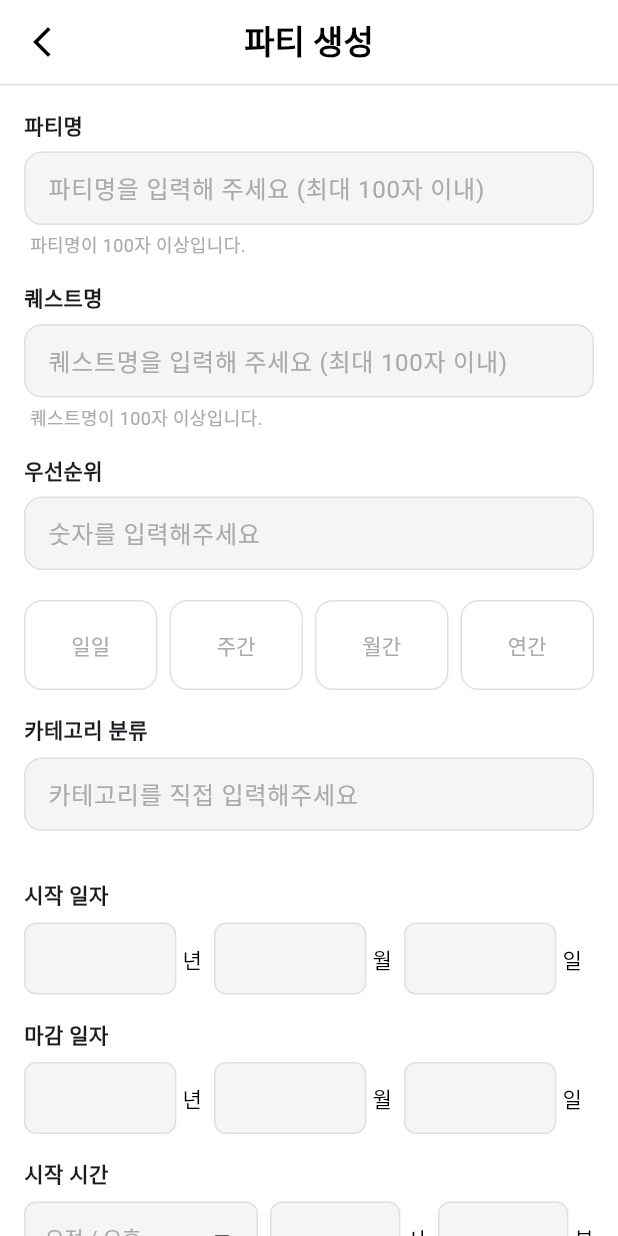
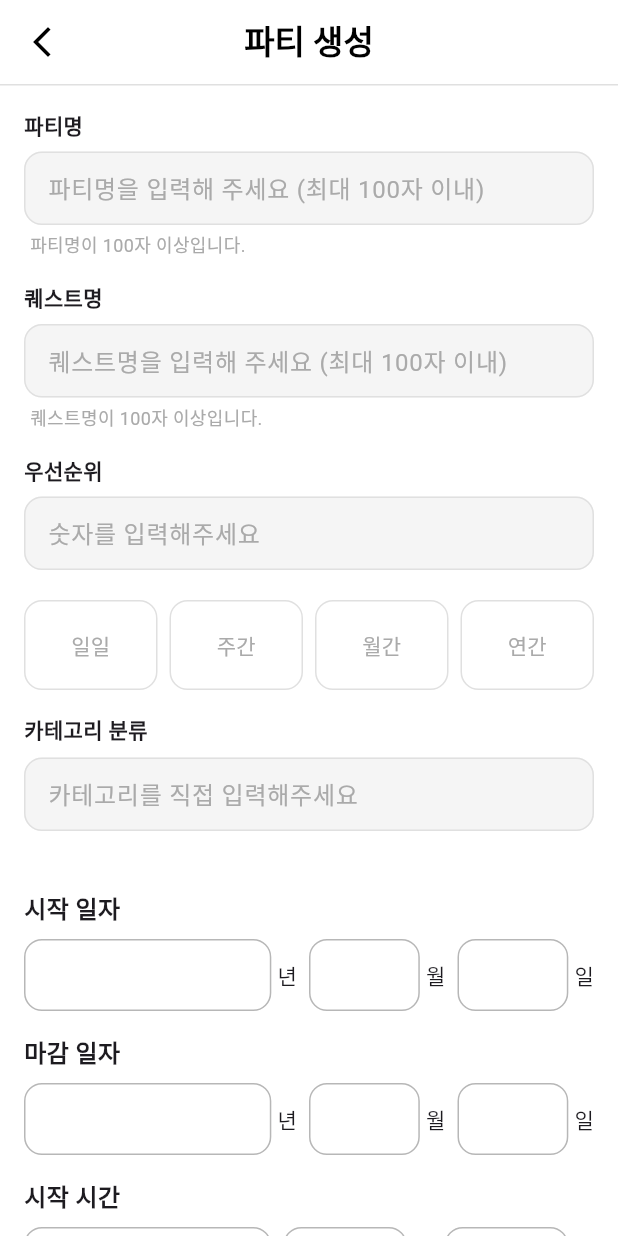
Before and after one commit to IT-Contest/it-contest-fe, a Flutter app: the PartyCreatePage screen opened directly, on a phone screen of 412 x 824 dp. Run offline on Flutter 3.47's test engine with Material 3 defaults, Android fonts, the phone set to English and light mode, and no system bars; our stand-ins replace device_info_plus, dio, flutter_secure_storage, shared_preferences; missing offline and left inert: kakao_flutter_sdk_common, kakao_flutter_sdk_user; accounts and stored records are empty.

Commit message:
feat: 친구 추가 링크 창화면 추가, 파티 생성 화면 수정

```diff
--- a/lib/features/quest/view/party_create_page.dart
+++ b/lib/features/quest/view/party_create_page.dart
@@ -1,4 +1,5 @@
 import 'package:flutter/material.dart';
+import 'package:it_contest_fe/features/onboarding/view/widgets/date_time_section.dart'; // ✅ DateTimeSection import
 
 class PartyCreatePage extends StatelessWidget {
   const PartyCreatePage({super.key});
@@ -60,23 +61,12 @@ class PartyCreatePage extends StatelessWidget {
               hint: '카테고리를 직접 입력해주세요',
               borderColor: borderColor,
             ),
-            const SizedBox(height: 16),
-            const Text('시작 일자', style: TextStyle(fontWeight: FontWeight.bold)),
-            const SizedBox(height: 8),
-            _DateRow(borderColor: borderColor),
-            const SizedBox(height: 16),
-            const Text('마감 일자', style: TextStyle(fontWeight: FontWeight.bold)),
-            const SizedBox(height: 8),
-            _DateRow(borderColor: borderColor),
-            const SizedBox(height: 16),
-            const Text('시작 시간', style: TextStyle(fontWeight: FontWeight.bold)),
-            const SizedBox(height: 8),
-            _TimeRow(borderColor: borderColor, grayText: grayText),
-            const SizedBox(height: 16),
-            const Text('종료 시간', style: TextStyle(fontWeight: FontWeight.bold)),
-            const SizedBox(height: 8),
-            _TimeRow(borderColor: borderColor, grayText: grayText),
+
+            // ✅ 여기에 DateTimeSection 추가
             const SizedBox(height: 24),
+            const DateTimeSection(),
+            const SizedBox(height: 24),
+
             const Text('파티원 초대', style: TextStyle(fontWeight: FontWeight.bold)),
             const SizedBox(height: 8),
             OutlinedButton(
@@ -142,6 +132,7 @@ class PartyCreatePage extends StatelessWidget {
   }
 }
 
+// 🧩 InputSection 위젯
 class _InputSection extends StatelessWidget {
   final String title;
   final String hint;
@@ -194,6 +185,7 @@ class _InputSection extends StatelessWidget {
   }
 }
 
+// 🧩 Priority 버튼 위젯
 class _PriorityButtons extends StatelessWidget {
   final Color borderColor;
   const _PriorityButtons({required this.borderColor});
@@ -224,118 +216,3 @@ class _PriorityButtons extends StatelessWidget {
     );
   }
 }
-
-class _DateRow extends StatelessWidget {
-  final Color borderColor;
-  const _DateRow({required this.borderColor});
-
-  @override
-  Widget build(BuildContext context) {
-    final labels = ['년', '월', '일'];
-
-    return Row(
-      children: List.generate(3, (i) {
-        return Expanded(
-          child: Row(
-            children: [
-              Expanded(
-                child: TextField(
-                  style: const TextStyle(color: Color(0xFFAAAAAA)),
-                  decoration: InputDecoration(
-                    filled: true,
-                    fillColor: Colors.grey.shade100,
-                    enabledBorder: OutlineInputBorder(
-                      borderRadius: BorderRadius.circular(8),
-                      borderSide: BorderSide(color: borderColor),
-                    ),
-                    focusedBorder: OutlineInputBorder(
-                      borderRadius: BorderRadius.circular(8),
-                      borderSide: BorderSide(color: borderColor),
-                    ),
-                    contentPadding: const EdgeInsets.symmetric(vertical: 10, horizontal: 10),
-                  ),
-                ),
-              ),
-              const SizedBox(width: 4),
-              Text(labels[i], style: const TextStyle(color: Colors.black)),
-              const SizedBox(width: 8),
-            ],
-          ),
-        );
-      }),
-    );
-  }
-}
-
-class _TimeRow extends StatelessWidget {
-  final Color borderColor;
-  final Color grayText;
-  const _TimeRow({required this.borderColor, required this.grayText});
-
-  @override
-  Widget build(BuildContext context) {
-    return Row(
-      children: [
-        Flexible(
-          flex: 3,
-          child: DropdownButtonFormField<String>(
-            value: null,
-            hint: const Text('오전 / 오후', style: TextStyle(color: Color(0xFFAAAAAA))),
-            items: const [
-              DropdownMenuItem(value: '오전', child: Text('오전')),
-              DropdownMenuItem(value: '오후', child: Text('오후')),
-            ],
-            onChanged: (_) {},
-            style: const TextStyle(color: Color(0xFFAAAAAA)),
-            decoration: InputDecoration(
-              filled: true,
-              fillColor: Colors.grey.shade100,
-              enabledBorder: OutlineInputBorder(
-                borderRadius: BorderRadius.circular(8),
-                borderSide: BorderSide(color: Colors.grey.shade300),
-              ),
-              focusedBorder: OutlineInputBorder(
-                borderRadius: BorderRadius.circular(8),
-                borderSide: BorderSide(color: Colors.grey.shade300),
-              ),
-              contentPadding: const EdgeInsets.symmetric(vertical: 10, horizontal: 10),
-            ),
-          ),
-        ),
-        const SizedBox(width: 8),
-        Flexible(flex: 2, child: _buildTimeInput('시')),
-        const SizedBox(width: 8),
-        Flexible(flex: 2, child: _buildTimeInput('분')),
-      ],
-    );
-  }
-
-  Widget _buildTimeInput(String label) {
-    return Expanded(
-      child: Row(
-        children: [
-          Expanded(
-            child: TextField(
-              style: TextStyle(color: grayText),
-              decoration: InputDecoration(
-                filled: true,
-                fillColor: Colors.grey.shade100,
-                enabledBorder: OutlineInputBorder(
-                  borderRadius: BorderRadius.circular(8),
-                  borderSide: BorderSide(color: borderColor),
-                ),
-                focusedBorder: OutlineInputBorder(
-                  borderRadius: BorderRadius.circular(8),
-                  borderSide: BorderSide(color: borderColor),
-                ),
-                contentPadding: const EdgeInsets.symmetric(vertical: 10, horizontal: 10),
-              ),
-            ),
-          ),
-          const SizedBox(width: 4),
-          Text(label, style: const TextStyle(color: Colors.black)),
-        ],
-      ),
-    );
-  }
-}
--- a/lib/main.dart
+++ b/lib/main.dart
@@ -26,7 +26,8 @@
     return ChangeNotifierProvider(
       create: (_) => LoginViewModel(),
       child: MaterialApp(
-        home: const LoginScreen(), // 앱 초기 화면을 로그인 화면으로 변경
+        // home: const LoginScreen(), // 앱 초기 화면을 로그인 화면으로 변경
+        home: const MainNavigationScreen(),
         routes: {
           '/main': (context) => MainNavigationScreen(),
           '/onboarding': (context) => OnboardingScreen(),
```
Also changed, not shown: lib/features/mainpage/view/home_page_widget.dart (+11 -2 lines), lib/features/mainpage/view/widgets/daily_quest_list.dart (+2 -5 lines), lib/features/mainpage/view/widgets/invite_modal.dart (added, +94 -0 lines), lib/features/mainpage/view/widgets/party_and_friends_section.dart (+7 -4 lines), assets/icons/kakao_logo.png (added), assets/icons/link_icon.png (added).
